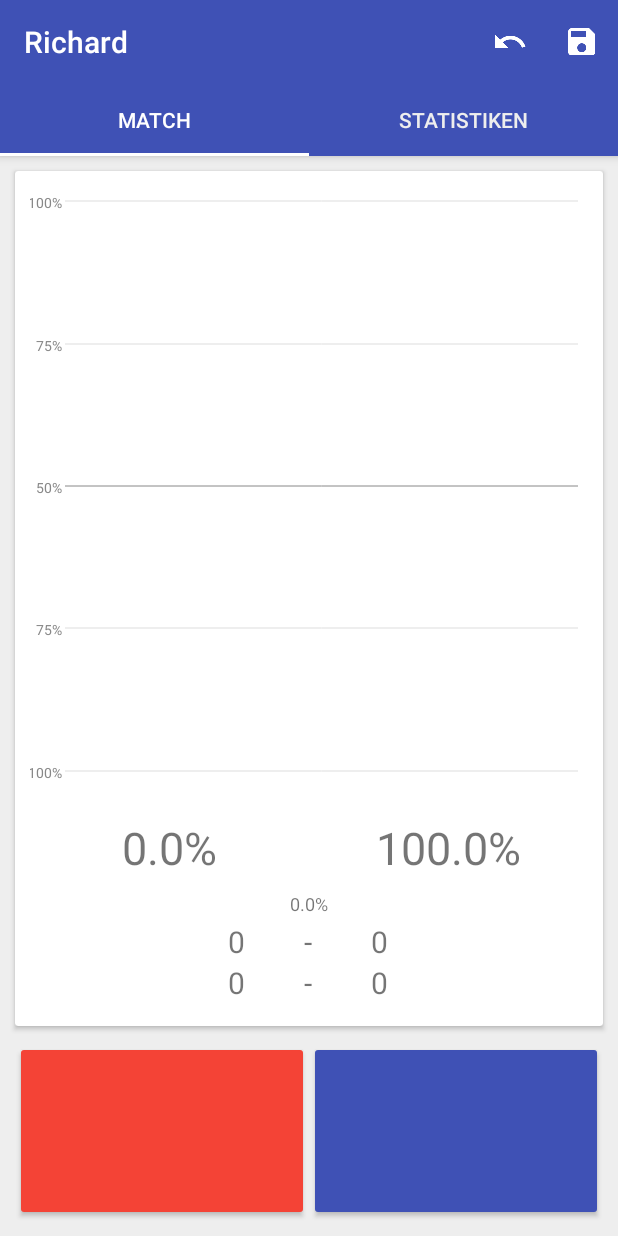
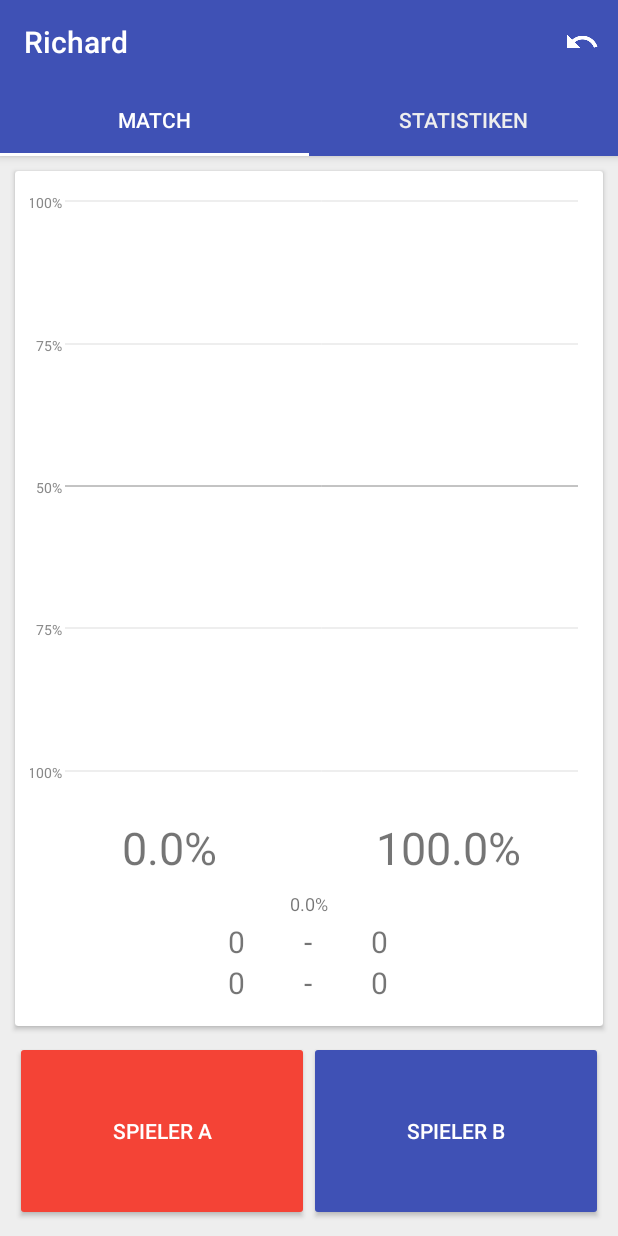
Before and after one commit to MDeiml/Richard, an Android app: the MatchActivity screen opened directly, with no data from a screen before it, on a phone screen of 412 x 824 dp. Run offline under Robolectric (Android 15) with nearby library versions, the phone set to English and light mode, and no system bars; libraries missing offline, so code that uses them is left out: org.apache.commons; 22 statements that could not run were skipped.

Commit message:
Fixed matchtiebreak

```diff
--- a/app/src/main/java/com/mdeiml/richard/Match.java
+++ b/app/src/main/java/com/mdeiml/richard/Match.java
@@ -55,7 +55,7 @@ public class Match {
     }
 
     public int getCurrentSetNr() {
-        return sets.size() - (getWinner() == 0 ? 1 : 2);
+        return sets.size() - 1;
     }
 
     public boolean servePoint() {
@@ -72,7 +72,7 @@ public class Match {
 
     public byte[][] getGames() {
         byte[][] res = new byte[sets.size()][];
-        for(int i = 0; i < sets.size() - (getWinner() == 0 ? 0 : 1); i++) {
+        for(int i = 0; i < sets.size(); i++) {
             res[i] = sets.get(i).totalGames();
         }
         return res;
@@ -161,12 +161,13 @@ public class Match {
         byte w = getCurrentSet().point(player);
         if(w != 0) {
             w1 = getWinner();
-            // new set even if match is won for easier logic
+            if (w1 == 0) {
                 byte[] totalSets = totalSets();
                 boolean t = matchTiebreak && totalSets[0] == numSets / 2 && totalSets[1] == numSets / 2;
                 byte server = getCurrentSet().getCurrentGame().getCurrentPoint().server;
                 server = server == 1 ? (byte)2 : (byte)1;
                 sets.add(new Set(t ? MATCH_TIEBREAK : NO_TIEBREAK, server));
+            }
         }
         if(calcStatistics) {
             Point p = getCurrentSet().getCurrentGame().getCurrentPoint();
@@ -180,8 +181,12 @@ public class Match {
         if(getCurrentSet().getCurrentGame().getCurrentPoint() == sets.get(0).games.get(0).points.get(0)) {
             return false;
         }
+        if (winner != 0) {
             winner = 0;
-        if(getCurrentSet().removePoint()) {
+            getCurrentSet().getCurrentGame().getCurrentPoint().winner = 0;
+            getCurrentSet().getCurrentGame().winner = 0;
+            getCurrentSet().winner = 0;
+        } else if(getCurrentSet().removePoint()) {
             sets.remove(sets.size()-1);
             getCurrentSet().getCurrentGame().getCurrentPoint().winner = 0;
             getCurrentSet().getCurrentGame().winner = 0;
--- a/app/src/main/java/com/mdeiml/richard/MatchFragment.java
+++ b/app/src/main/java/com/mdeiml/richard/MatchFragment.java
@@ -53,6 +53,7 @@ public class MatchFragment extends Fragment {
         sets = new ArrayList<>();
 
         points = addPointsRow(0);
+        numPointRows = 0;
         pointsI = (TextView)points.findViewById(R.id.pointsI);
         pointsJ = (TextView)points.findViewById(R.id.pointsJ);
 
@@ -71,8 +72,8 @@ public class MatchFragment extends Fragment {
 
         Match match = getMatch();
 
-        buttonI.setText(match.player1);
-        buttonJ.setText(match.player2);
+        buttonI.setText(match.player1 == null ? getResources().getString(R.string.player_a) : match.player1);
+        buttonJ.setText(match.player2 == null ? getResources().getString(R.string.player_b) : match.player2);
 
         updateProbs();
 
@@ -94,15 +95,19 @@ public class MatchFragment extends Fragment {
         byte w = getMatch().getWinner();
         propI.setText(String.format(Locale.getDefault(), "%.1f%%", piP));
         propJ.setText(String.format(Locale.getDefault(), "%.1f%%", pjP));
-        if(w == 0) {
+        if(w == 0 || getMatch().getCurrentSet().tiebreak == Match.MATCH_TIEBREAK) {
             String[] stringScores = getMatch().getCurrentSet().getCurrentGame().stringScores();
             pointsI.setText(stringScores[0]);
             pointsJ.setText(stringScores[1]);
             points.setVisibility(View.VISIBLE);
-        }else {
+        } else {
             points.setVisibility(View.INVISIBLE);
         }
+
         int expectedRows = getMatch().getCurrentSetNr()+1;
+        if (getMatch().getCurrentSet().tiebreak == Match.MATCH_TIEBREAK) {
+            expectedRows--;
+        }
         while(expectedRows > numPointRows) {
             sets.add(addPointsRow(numPointRows++));
         }
--- a/app/src/main/java/com/mdeiml/richard/StatisticsFragment.java
+++ b/app/src/main/java/com/mdeiml/richard/StatisticsFragment.java
@@ -34,10 +34,12 @@ public class StatisticsFragment extends Fragment {
         breaks2 = root.findViewById(R.id.stats_breaks2);
         String serves = getContext().getString(R.string.serve_points);
         String breaks = getContext().getString(R.string.breaks);
-        ((TextView)root.findViewById(R.id.stats_label_serves1)).setText(String.format(Locale.getDefault(), "%s %s", serves, getMatch().player1));
-        ((TextView)root.findViewById(R.id.stats_label_serves2)).setText(String.format(Locale.getDefault(), "%s %s", serves, getMatch().player2));
-        ((TextView)root.findViewById(R.id.stats_label_breaks1)).setText(String.format(Locale.getDefault(), "%s %s", breaks, getMatch().player1));
-        ((TextView)root.findViewById(R.id.stats_label_breaks2)).setText(String.format(Locale.getDefault(), "%s %s", breaks, getMatch().player2));
+        String player1 = getMatch().player1 == null ? getResources().getString(R.string.player_a) : getMatch().player1;
+        String player2 = getMatch().player2 == null ? getResources().getString(R.string.player_b) : getMatch().player2;
+        ((TextView)root.findViewById(R.id.stats_label_serves1)).setText(String.format(Locale.getDefault(), "%s %s", serves, player1));
+        ((TextView)root.findViewById(R.id.stats_label_serves2)).setText(String.format(Locale.getDefault(), "%s %s", serves, player2));
+        ((TextView)root.findViewById(R.id.stats_label_breaks1)).setText(String.format(Locale.getDefault(), "%s %s", breaks, player1));
+        ((TextView)root.findViewById(R.id.stats_label_breaks2)).setText(String.format(Locale.getDefault(), "%s %s", breaks, player2));
         redraw();
         return root;
     }
--- a/app/src/main/res/menu/match.xml
+++ b/app/src/main/res/menu/match.xml
@@ -7,10 +7,4 @@
         android:title="@string/undo"
         android:icon="@drawable/ic_undo_white_24dp" />
 
-    <item
-        app:showAsAction="ifRoom"
-        android:id="@+id/save_game"
-        android:title="@string/save_game"
-        android:icon="@drawable/ic_save_white_24dp" />
-
 </menu>
--- a/app/src/main/res/values/strings.xml
+++ b/app/src/main/res/values/strings.xml
@@ -20,6 +20,8 @@
     <string name="breaks">Breaks</string>
     <string name="game_running_heading">Laufende Spiele</string>
     <string name="game_over_heading">Abgeschlossene Spiele</string>
+    <string name="player_a">Spieler A</string>
+    <string name="player_b">Spieler B</string>
 
     <string name="sql_player_stats">
 SELECT SUM(count_p) AS count, SUM(wins_p) as wins, player
@@ -34,6 +36,7 @@ FROM (
         WHERE match_winner != 0 AND match_player2 = ?
         GROUP BY match_player1
 )
+WHERE player IS NOT NULL
 GROUP BY player
     </string>
 
```
Also changed, not shown: app/src/main/java/com/mdeiml/richard/MatchActivity.java (+2 -5 lines), app/src/main/java/com/mdeiml/richard/SavedGamesAdapter.java (+24 -8 lines), app/src/main/res/layout/saved_game.xml (+0 -30 lines). Lines whose indentation alone changed are shown as unchanged.
